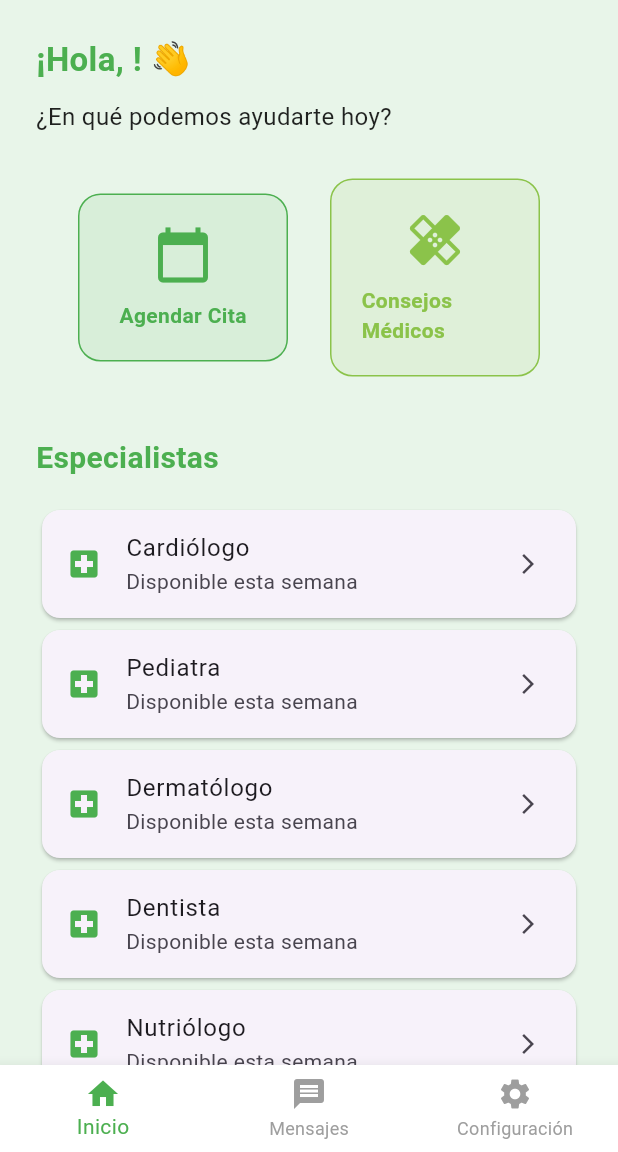
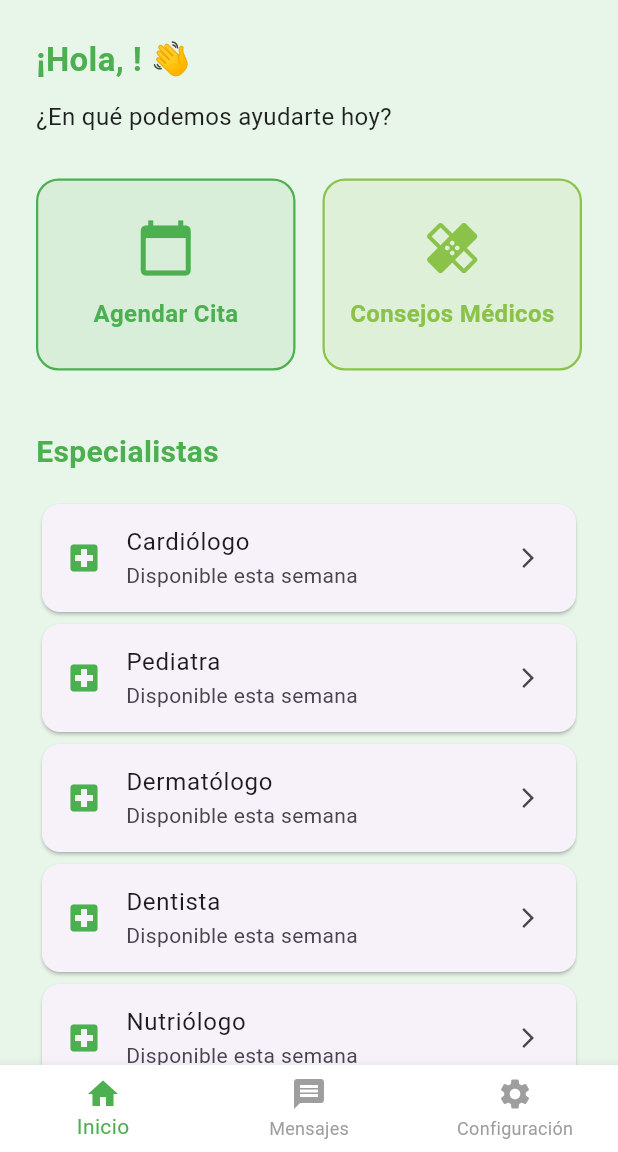
Before and after one commit to DRILLO-27/login_page, a Flutter app: the HomePage screen opened by its route, on a phone screen of 412 x 824 dp, the part 84-1236 px from its top. Run offline on Flutter 3.47's test engine with Material 3 defaults, Android fonts, the phone set to English and light mode, and no system bars; our stand-ins replace cloud_firestore, firebase_auth, firebase_core; accounts and stored records are empty.

Commit message:
Added method CRUD

```diff
--- a/lib/main.dart
+++ b/lib/main.dart
@@ -8,7 +8,7 @@ import 'pages/profile_page.dart';
 import 'pages/messages_page.dart';
 import 'pages/settings_page.dart';
 import 'pages/login_page.dart';
-
+import 'pages/citas_page.dart';
 void main() async {
   WidgetsFlutterBinding.ensureInitialized();
   await Firebase.initializeApp(
@@ -38,6 +38,7 @@ class MyApp extends StatelessWidget {
         '/mensajes': (context) => const MensajesPage(),
         '/configuracion': (context) => const ConfiguracionPage(),
         '/login': (context) => const LoginPage(),
+        '/citas': (context) => const CitasPage(),
       },
     );
   }
--- a/lib/pages/home_page.dart
+++ b/lib/pages/home_page.dart
@@ -10,7 +10,6 @@ class HomePage extends StatefulWidget {
 
 class _HomePageState extends State<HomePage> {
   int _selectedIndex = 0;
-
   final user = FirebaseAuth.instance.currentUser;
 
   void _onItemTapped(int index) {
@@ -48,30 +47,47 @@ class _HomePageState extends State<HomePage> {
             ),
             const SizedBox(height: 30),
 
-            // --- Botones principales ---
+            // --- Botones principales simétricos ---
             Row(
               mainAxisAlignment: MainAxisAlignment.spaceEvenly,
               children: [
-                _mainOption(
+                Expanded(
+                  child: _mainOption(
                     icon: Icons.calendar_today,
                     text: "Agendar Cita",
                     color: Colors.green,
-                  onTap: () {},
+                    onTap: () {
+                      Navigator.pushNamed(context, '/citas');
+                    },
                   ),
-                _mainOption(
+                ),
+                const SizedBox(width: 18),
+                Expanded(
+                  child: _mainOption(
                     icon: Icons.healing,
                     text: "Consejos Médicos",
                     color: Colors.lightGreen,
-                  onTap: () {},
+                    onTap: () {
+                      ScaffoldMessenger.of(context).showSnackBar(
+                        const SnackBar(
+                          content: Text("Sección de consejos en desarrollo 🩺"),
+                        ),
+                      );
+                    },
+                  ),
                 ),
               ],
             ),
+
             const SizedBox(height: 40),
 
             const Text(
               "Especialistas",
               style: TextStyle(
-                  fontSize: 20, fontWeight: FontWeight.bold, color: Colors.green),
+                fontSize: 20,
+                fontWeight: FontWeight.bold,
+                color: Colors.green,
+              ),
             ),
             const SizedBox(height: 16),
             _buildSpecialistList(),
@@ -81,14 +97,20 @@ class _HomePageState extends State<HomePage> {
             const Text(
               "Recomendaciones del día",
               style: TextStyle(
-                  fontSize: 20, fontWeight: FontWeight.bold, color: Colors.green),
+                fontSize: 20,
+                fontWeight: FontWeight.bold,
+                color: Colors.green,
+              ),
             ),
             const SizedBox(height: 10),
             _recommendationCard(
-                "Mantén una buena hidratación y evita el exceso de cafeína."),
+              "Mantén una buena hidratación y evita el exceso de cafeína.",
+            ),
           ],
         ),
       ),
+
+      // --- Barra de navegación inferior ---
       bottomNavigationBar: BottomNavigationBar(
         backgroundColor: Colors.white,
         currentIndex: _selectedIndex,
@@ -104,6 +126,7 @@ class _HomePageState extends State<HomePage> {
     );
   }
 
+  // --- Widget para los botones principales ---
   Widget _mainOption({
     required IconData icon,
     required String text,
@@ -113,24 +136,31 @@ class _HomePageState extends State<HomePage> {
     return GestureDetector(
       onTap: onTap,
       child: Container(
-        width: 140,
-        padding: const EdgeInsets.all(20),
+        padding: const EdgeInsets.symmetric(vertical: 25, horizontal: 10),
         decoration: BoxDecoration(
           color: color.withOpacity(0.1),
           borderRadius: BorderRadius.circular(15),
-          border: Border.all(color: color),
+          border: Border.all(color: color, width: 1.5),
         ),
         child: Column(
           children: [
             Icon(icon, color: color, size: 40),
-            const SizedBox(height: 10),
-            Text(text, style: TextStyle(color: color, fontWeight: FontWeight.bold)),
+            const SizedBox(height: 12),
+            Text(
+              text,
+              style: TextStyle(
+                color: color,
+                fontWeight: FontWeight.bold,
+                fontSize: 16,
+              ),
+            ),
           ],
         ),
       ),
     );
   }
 
+  // --- Lista de especialistas ---
   Widget _buildSpecialistList() {
     final specialists = [
       "Cardiólogo",
@@ -156,12 +186,17 @@ class _HomePageState extends State<HomePage> {
     );
   }
 
+  // --- Tarjeta de recomendación ---
   Widget _recommendationCard(String text) {
     return Card(
       color: Colors.green.shade50,
+      shape: RoundedRectangleBorder(borderRadius: BorderRadius.circular(12)),
       child: Padding(
         padding: const EdgeInsets.all(16),
-        child: Text(text, style: const TextStyle(fontSize: 16)),
+        child: Text(
+          text,
+          style: const TextStyle(fontSize: 16, color: Colors.black87),
+        ),
       ),
     );
   }
--- a/pubspec.yaml
+++ b/pubspec.yaml
@@ -9,8 +9,10 @@ environment:
 dependencies:
   flutter:
     sdk: flutter
-  firebase_core: ^2.32.0
-  firebase_auth: ^4.20.0
+
+  firebase_core: ^4.2.0
+  firebase_auth: ^6.1.1
+  cloud_firestore: ^6.0.3
 
 dev_dependencies:
   flutter_test:
```
Also changed, not shown: lib/pages/citas_page.dart (added, +259 -0 lines), pubspec.lock, 3 other files. Lines whose indentation alone changed are shown as unchanged.
